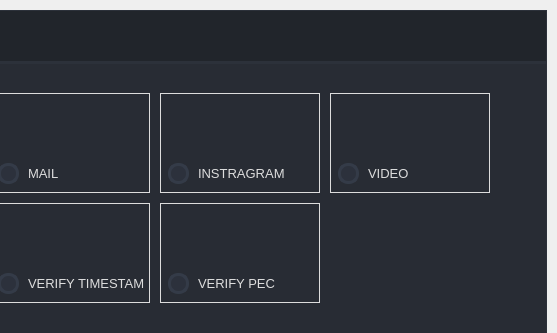
First picture: the form in ui/wizard/wizard.ui, repository fit-project/fit, before the edit; both pictures show x 243 to 800 and y 0 to 333 of the 800 by 600 pixel window.
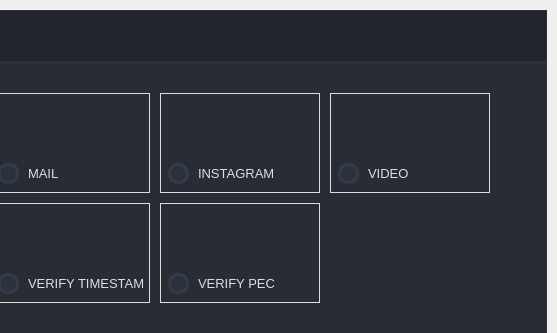
Second picture: the form after the edit. Icons and pictures are not drawn.

Commit message: Start refactoring UI instagram

```diff
--- a/ui/wizard/wizard.ui
+++ b/ui/wizard/wizard.ui
@@ -1317,7 +1317,7 @@
                                 </size>
                                </property>
                                <property name="text">
-                                <string>INSTRAGRAM</string>
+                                <string>INSTAGRAM</string>
                                </property>
                                <property name="checked">
                                 <bool>false</bool>
```
The commit also changes 9 other files.
